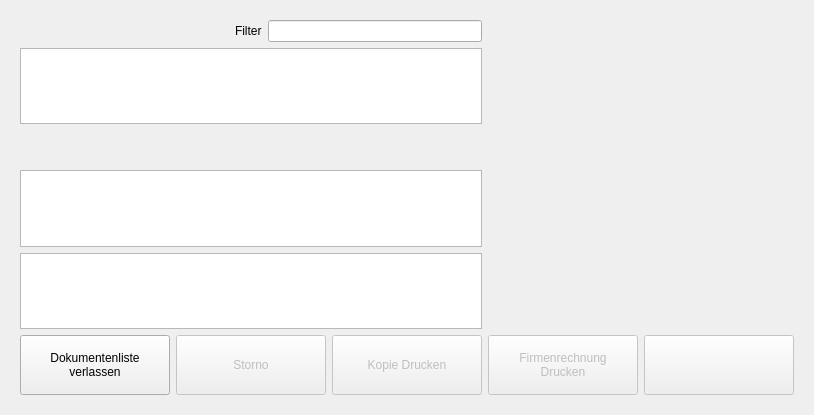
Before: the Qt Designer form src/ui/qrkdocument.ui in todvora/qrk-registrier-kasse, drawn with Qt 5.
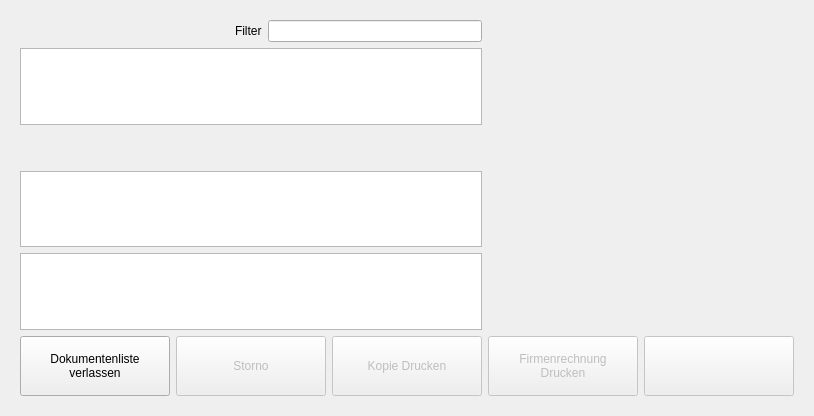
After: the same form once the commit is applied. Icons and pictures are not drawn.

Patch:
```diff
--- a/src/ui/qrkdocument.ui
+++ b/src/ui/qrkdocument.ui
@@ -7,7 +7,7 @@
     <x>0</x>
     <y>0</y>
     <width>812</width>
-    <height>415</height>
+    <height>416</height>
    </rect>
   </property>
   <property name="windowTitle">
@@ -252,28 +252,6 @@
        <layout class="QVBoxLayout" name="verticalLayout_4">
         <item>
          <layout class="QGridLayout" name="gridLayout_2">
-          <item row="1" column="1">
-           <widget class="QPushButton" name="pushButton_free">
-            <property name="enabled">
-             <bool>false</bool>
-            </property>
-            <property name="sizePolicy">
-             <sizepolicy hsizetype="Preferred" vsizetype="Preferred">
-              <horstretch>0</horstretch>
-              <verstretch>0</verstretch>
-             </sizepolicy>
-            </property>
-            <property name="minimumSize">
-             <size>
-              <width>150</width>
-              <height>60</height>
-             </size>
-            </property>
-            <property name="text">
-             <string/>
-            </property>
-           </widget>
-          </item>
           <item row="0" column="1">
            <spacer name="verticalSpacer">
             <property name="orientation">
@@ -320,6 +298,22 @@
             </property>
            </widget>
           </item>
+          <item row="1" column="1">
+           <widget class="QPushButton" name="pushFreeButton">
+            <property name="enabled">
+             <bool>false</bool>
+            </property>
+            <property name="minimumSize">
+             <size>
+              <width>150</width>
+              <height>60</height>
+             </size>
+            </property>
+            <property name="text">
+             <string/>
+            </property>
+           </widget>
+          </item>
          </layout>
         </item>
        </layout>
```
